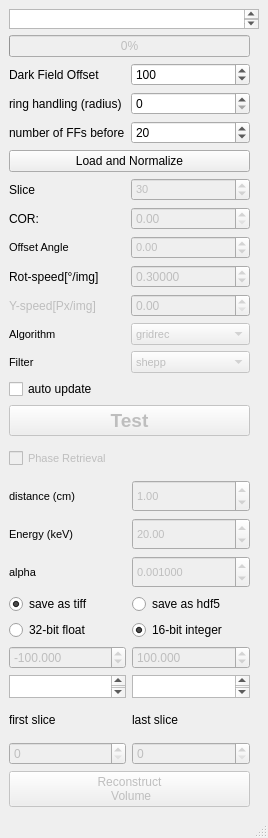
First picture: the form in BAMline_on_the_fly_CT/on_the_fly_CT_reco_hdf_panel.ui, repository HMarkoetter/BAMline_CT_preview_RECO, before the edit.
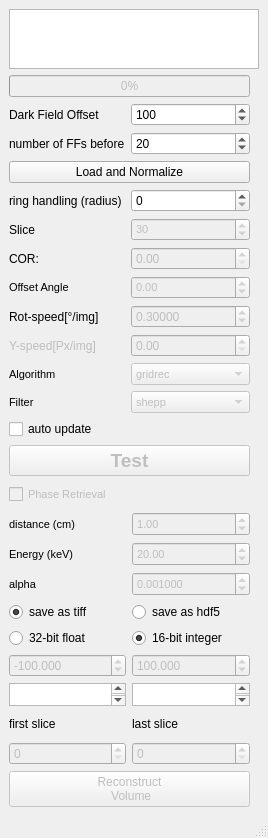
Second picture: the form after the edit.

Commit message: Panel control - Ring filter implemented

```diff
--- a/BAMline_on_the_fly_CT/on_the_fly_CT_reco_hdf_panel.ui
+++ b/BAMline_on_the_fly_CT/on_the_fly_CT_reco_hdf_panel.ui
@@ -415,10 +415,17 @@
     </item>
     <item row="2" column="0">
      <layout class="QGridLayout" name="gridLayout_3">
-      <item row="1" column="1">
-       <widget class="QSpinBox" name="spinBox_ringradius">
+      <item row="5" column="0">
+       <widget class="QLabel" name="label_7">
+        <property name="text">
+         <string>Slice</string>
+        </property>
+       </widget>
+      </item>
+      <item row="7" column="1">
+       <widget class="QDoubleSpinBox" name="Offset_Angle">
         <property name="enabled">
-         <bool>true</bool>
+         <bool>false</bool>
         </property>
         <property name="sizePolicy">
          <sizepolicy hsizetype="Minimum" vsizetype="Preferred">
@@ -426,15 +433,180 @@
           <verstretch>0</verstretch>
          </sizepolicy>
         </property>
+        <property name="font">
+         <font>
+          <pointsize>8</pointsize>
+          <weight>50</weight>
+          <bold>false</bold>
+         </font>
+        </property>
+        <property name="alignment">
+         <set>Qt::AlignLeading|Qt::AlignLeft|Qt::AlignVCenter</set>
+        </property>
+        <property name="minimum">
+         <double>-360.000000000000000</double>
+        </property>
         <property name="maximum">
-         <number>65535</number>
+         <double>360.000000000000000</double>
+        </property>
+       </widget>
+      </item>
+      <item row="6" column="1">
+       <widget class="QDoubleSpinBox" name="COR">
+        <property name="enabled">
+         <bool>false</bool>
+        </property>
+        <property name="sizePolicy">
+         <sizepolicy hsizetype="Minimum" vsizetype="Preferred">
+          <horstretch>0</horstretch>
+          <verstretch>0</verstretch>
+         </sizepolicy>
+        </property>
+        <property name="font">
+         <font>
+          <weight>50</weight>
+          <bold>false</bold>
+         </font>
+        </property>
+        <property name="maximum">
+         <double>5000.000000000000000</double>
+        </property>
+        <property name="singleStep">
+         <double>1.000000000000000</double>
         </property>
         <property name="value">
-         <number>0</number>
+         <double>0.000000000000000</double>
         </property>
        </widget>
       </item>
       <item row="10" column="0">
+       <widget class="QLabel" name="label_15">
+        <property name="sizePolicy">
+         <sizepolicy hsizetype="Fixed" vsizetype="Preferred">
+          <horstretch>0</horstretch>
+          <verstretch>0</verstretch>
+         </sizepolicy>
+        </property>
+        <property name="font">
+         <font>
+          <pointsize>8</pointsize>
+          <weight>50</weight>
+          <bold>false</bold>
+         </font>
+        </property>
+        <property name="text">
+         <string>Algorithm</string>
+        </property>
+       </widget>
+      </item>
+      <item row="2" column="0">
+       <widget class="QLabel" name="label_2">
+        <property name="sizePolicy">
+         <sizepolicy hsizetype="Fixed" vsizetype="Preferred">
+          <horstretch>0</horstretch>
+          <verstretch>0</verstretch>
+         </sizepolicy>
+        </property>
+        <property name="text">
+         <string>number of FFs before</string>
+        </property>
+       </widget>
+      </item>
+      <item row="3" column="0" colspan="2">
+       <widget class="QPushButton" name="pushLoad">
+        <property name="sizePolicy">
+         <sizepolicy hsizetype="Minimum" vsizetype="Preferred">
+          <horstretch>0</horstretch>
+          <verstretch>0</verstretch>
+         </sizepolicy>
+        </property>
+        <property name="text">
+         <string>Load and Normalize</string>
+        </property>
+       </widget>
+      </item>
+      <item row="8" column="0">
+       <widget class="QLabel" name="label">
+        <property name="sizePolicy">
+         <sizepolicy hsizetype="Fixed" vsizetype="Preferred">
+          <horstretch>0</horstretch>
+          <verstretch>0</verstretch>
+         </sizepolicy>
+        </property>
+        <property name="text">
+         <string>Rot-speed[°/img]</string>
+        </property>
+       </widget>
+      </item>
+      <item row="8" column="1">
+       <widget class="QDoubleSpinBox" name="speed_W">
+        <property name="enabled">
+         <bool>false</bool>
+        </property>
+        <property name="sizePolicy">
+         <sizepolicy hsizetype="Minimum" vsizetype="Preferred">
+          <horstretch>0</horstretch>
+          <verstretch>0</verstretch>
+         </sizepolicy>
+        </property>
+        <property name="decimals">
+         <number>5</number>
+        </property>
+        <property name="singleStep">
+         <double>0.000100000000000</double>
+        </property>
+        <property name="value">
+         <double>0.300000000000000</double>
+        </property>
+       </widget>
+      </item>
+      <item row="0" column="0">
+       <widget class="QLabel" name="label_10">
+        <property name="sizePolicy">
+         <sizepolicy hsizetype="Fixed" vsizetype="Preferred">
+          <horstretch>0</horstretch>
+          <verstretch>0</verstretch>
+         </sizepolicy>
+        </property>
+        <property name="text">
+         <string>Dark Field Offset</string>
+        </property>
+       </widget>
+      </item>
+      <item row="9" column="0">
+       <widget class="QLabel" name="label_4">
+        <property name="enabled">
+         <bool>false</bool>
+        </property>
+        <property name="sizePolicy">
+         <sizepolicy hsizetype="Fixed" vsizetype="Preferred">
+          <horstretch>0</horstretch>
+          <verstretch>0</verstretch>
+         </sizepolicy>
+        </property>
+        <property name="text">
+         <string>Y-speed[Px/img]</string>
+        </property>
+       </widget>
+      </item>
+      <item row="5" column="1">
+       <widget class="QSpinBox" name="slice_number">
+        <property name="enabled">
+         <bool>false</bool>
+        </property>
+        <property name="font">
+         <font>
+          <pointsize>8</pointsize>
+          <weight>50</weight>
+          <bold>false</bold>
+         </font>
+        </property>
+        <property name="value">
+         <number>30</number>
+        </property>
+       </widget>
+      </item>
+      <item row="11" column="0">
        <widget class="QLabel" name="label_16">
         <property name="sizePolicy">
          <sizepolicy hsizetype="Fixed" vsizetype="Preferred">
@@ -454,7 +626,7 @@
         </property>
        </widget>
       </item>
-      <item row="10" column="1">
+      <item row="11" column="1">
        <widget class="QComboBox" name="filter_list">
         <property name="enabled">
          <bool>false</bool>
@@ -530,7 +702,20 @@
         </property>
        </widget>
       </item>
-      <item row="9" column="1">
+      <item row="6" column="0">
+       <widget class="QLabel" name="label_3">
+        <property name="sizePolicy">
+         <sizepolicy hsizetype="Fixed" vsizetype="Preferred">
+          <horstretch>0</horstretch>
+          <verstretch>0</verstretch>
+         </sizepolicy>
+        </property>
+        <property name="text">
+         <string>COR:</string>
+        </property>
+       </widget>
+      </item>
+      <item row="10" column="1">
        <widget class="QComboBox" name="algorithm_list">
         <property name="enabled">
          <bool>false</bool>
@@ -625,30 +810,37 @@
         </item>
        </widget>
       </item>
-      <item row="5" column="0">
-       <widget class="QLabel" name="label_3">
+      <item row="7" column="0">
+       <widget class="QLabel" name="label_9">
         <property name="sizePolicy">
          <sizepolicy hsizetype="Fixed" vsizetype="Preferred">
           <horstretch>0</horstretch>
           <verstretch>0</verstretch>
          </sizepolicy>
         </property>
+        <property name="font">
+         <font>
+          <pointsize>8</pointsize>
+          <weight>50</weight>
+          <bold>false</bold>
+         </font>
+        </property>
         <property name="text">
-         <string>COR:</string>
+         <string>Offset Angle</string>
         </property>
        </widget>
       </item>
-      <item row="1" column="0">
-       <widget class="QLabel" name="label_8">
+      <item row="9" column="1">
+       <widget class="QDoubleSpinBox" name="speed_Y">
+        <property name="enabled">
+         <bool>false</bool>
+        </property>
         <property name="sizePolicy">
-         <sizepolicy hsizetype="Fixed" vsizetype="Preferred">
+         <sizepolicy hsizetype="Minimum" vsizetype="Preferred">
           <horstretch>0</horstretch>
           <verstretch>0</verstretch>
          </sizepolicy>
         </property>
-        <property name="text">
-         <string>ring handling (radius)</string>
-        </property>
        </widget>
       </item>
       <item row="0" column="1">
@@ -667,227 +859,35 @@
         </property>
        </widget>
       </item>
-      <item row="8" column="1">
-       <widget class="QDoubleSpinBox" name="speed_Y">
-        <property name="enabled">
-         <bool>false</bool>
-        </property>
-        <property name="sizePolicy">
-         <sizepolicy hsizetype="Minimum" vsizetype="Preferred">
-          <horstretch>0</horstretch>
-          <verstretch>0</verstretch>
-         </sizepolicy>
-        </property>
-       </widget>
-      </item>
-      <item row="6" column="0">
-       <widget class="QLabel" name="label_9">
-        <property name="sizePolicy">
-         <sizepolicy hsizetype="Fixed" vsizetype="Preferred">
-          <horstretch>0</horstretch>
-          <verstretch>0</verstretch>
-         </sizepolicy>
-        </property>
-        <property name="font">
-         <font>
-          <pointsize>8</pointsize>
-          <weight>50</weight>
-          <bold>false</bold>
-         </font>
-        </property>
-        <property name="text">
-         <string>Offset Angle</string>
-        </property>
-       </widget>
-      </item>
-      <item row="0" column="0">
-       <widget class="QLabel" name="label_10">
-        <property name="sizePolicy">
-         <sizepolicy hsizetype="Fixed" vsizetype="Preferred">
-          <horstretch>0</horstretch>
-          <verstretch>0</verstretch>
-         </sizepolicy>
-        </property>
-        <property name="text">
-         <string>Dark Field Offset</string>
-        </property>
-       </widget>
-      </item>
-      <item row="8" column="0">
-       <widget class="QLabel" name="label_4">
-        <property name="enabled">
-         <bool>false</bool>
-        </property>
-        <property name="sizePolicy">
-         <sizepolicy hsizetype="Fixed" vsizetype="Preferred">
-          <horstretch>0</horstretch>
-          <verstretch>0</verstretch>
-         </sizepolicy>
-        </property>
-        <property name="text">
-         <string>Y-speed[Px/img]</string>
-        </property>
-       </widget>
-      </item>
-      <item row="5" column="1">
-       <widget class="QDoubleSpinBox" name="COR">
-        <property name="enabled">
-         <bool>false</bool>
-        </property>
-        <property name="sizePolicy">
-         <sizepolicy hsizetype="Minimum" vsizetype="Preferred">
-          <horstretch>0</horstretch>
-          <verstretch>0</verstretch>
-         </sizepolicy>
-        </property>
-        <property name="font">
-         <font>
-          <weight>50</weight>
-          <bold>false</bold>
-         </font>
-        </property>
-        <property name="maximum">
-         <double>5000.000000000000000</double>
-        </property>
-        <property name="singleStep">
-         <double>0.250000000000000</double>
-        </property>
-        <property name="value">
-         <double>0.000000000000000</double>
-        </property>
-       </widget>
-      </item>
-      <item row="6" column="1">
-       <widget class="QDoubleSpinBox" name="Offset_Angle">
-        <property name="enabled">
-         <bool>false</bool>
-        </property>
-        <property name="sizePolicy">
-         <sizepolicy hsizetype="Minimum" vsizetype="Preferred">
-          <horstretch>0</horstretch>
-          <verstretch>0</verstretch>
-         </sizepolicy>
-        </property>
-        <property name="font">
-         <font>
-          <pointsize>8</pointsize>
-          <weight>50</weight>
-          <bold>false</bold>
-         </font>
-        </property>
-        <property name="alignment">
-         <set>Qt::AlignLeading|Qt::AlignLeft|Qt::AlignVCenter</set>
-        </property>
-        <property name="minimum">
-         <double>-360.000000000000000</double>
-        </property>
-        <property name="maximum">
-         <double>360.000000000000000</double>
-        </property>
-       </widget>
-      </item>
-      <item row="9" column="0">
-       <widget class="QLabel" name="label_15">
-        <property name="sizePolicy">
-         <sizepolicy hsizetype="Fixed" vsizetype="Preferred">
-          <horstretch>0</horstretch>
-          <verstretch>0</verstretch>
-         </sizepolicy>
-        </property>
-        <property name="font">
-         <font>
-          <pointsize>8</pointsize>
-          <weight>50</weight>
-          <bold>false</bold>
-         </font>
-        </property>
-        <property name="text">
-         <string>Algorithm</string>
-        </property>
-       </widget>
-      </item>
-      <item row="2" column="0">
-       <widget class="QLabel" name="label_2">
-        <property name="sizePolicy">
-         <sizepolicy hsizetype="Fixed" vsizetype="Preferred">
-          <horstretch>0</horstretch>
-          <verstretch>0</verstretch>
-         </sizepolicy>
-        </property>
-        <property name="text">
-         <string>number of FFs before</string>
-        </property>
-       </widget>
-      </item>
-      <item row="3" column="0" colspan="2">
-       <widget class="QPushButton" name="pushLoad">
-        <property name="sizePolicy">
-         <sizepolicy hsizetype="Minimum" vsizetype="Preferred">
-          <horstretch>0</horstretch>
-          <verstretch>0</verstretch>
-         </sizepolicy>
-        </property>
-        <property name="text">
-         <string>Load and Normalize</string>
-        </property>
-       </widget>
-      </item>
-      <item row="7" column="0">
-       <widget class="QLabel" name="label">
-        <property name="sizePolicy">
-         <sizepolicy hsizetype="Fixed" vsizetype="Preferred">
-          <horstretch>0</horstretch>
-          <verstretch>0</verstretch>
-         </sizepolicy>
-        </property>
-        <property name="text">
-         <string>Rot-speed[°/img]</string>
-        </property>
-       </widget>
-      </item>
-      <item row="7" column="1">
-       <widget class="QDoubleSpinBox" name="speed_W">
-        <property name="enabled">
-         <bool>false</bool>
-        </property>
-        <property name="sizePolicy">
-         <sizepolicy hsizetype="Minimum" vsizetype="Preferred">
-          <horstretch>0</horstretch>
-          <verstretch>0</verstretch>
-         </sizepolicy>
-        </property>
-        <property name="decimals">
-         <number>5</number>
-        </property>
-        <property name="singleStep">
-         <double>0.000100000000000</double>
-        </property>
-        <property name="value">
-         <double>0.300000000000000</double>
-        </property>
-       </widget>
-      </item>
       <item row="4" column="0">
-       <widget class="QLabel" name="label_7">
+       <widget class="QLabel" name="label_8">
+        <property name="sizePolicy">
+         <sizepolicy hsizetype="Fixed" vsizetype="Preferred">
+          <horstretch>0</horstretch>
+          <verstretch>0</verstretch>
+         </sizepolicy>
+        </property>
         <property name="text">
-         <string>Slice</string>
+         <string>ring handling (radius)</string>
         </property>
        </widget>
       </item>
       <item row="4" column="1">
-       <widget class="QSpinBox" name="slice_number">
+       <widget class="QSpinBox" name="spinBox_ringradius">
         <property name="enabled">
-         <bool>false</bool>
+         <bool>true</bool>
         </property>
-        <property name="font">
-         <font>
-          <pointsize>8</pointsize>
-          <weight>50</weight>
-          <bold>false</bold>
-         </font>
+        <property name="sizePolicy">
+         <sizepolicy hsizetype="Minimum" vsizetype="Preferred">
+          <horstretch>0</horstretch>
+          <verstretch>0</verstretch>
+         </sizepolicy>
+        </property>
+        <property name="maximum">
+         <number>65535</number>
         </property>
         <property name="value">
-         <number>30</number>
+         <number>0</number>
         </property>
        </widget>
       </item>
@@ -898,7 +898,7 @@
       <property name="maximumSize">
        <size>
         <width>16777215</width>
-        <height>20</height>
+        <height>60</height>
        </size>
       </property>
      </widget>
```
Left out of the diff: 9 changed lines with no effect on the pictures. The commit also changes 1 other file.
